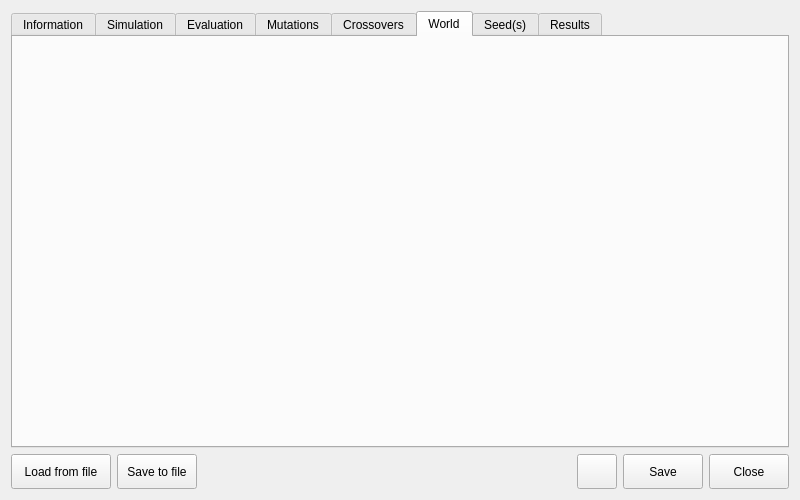
Above: src/genelab/core/ui/widgets/experiments/experimentspropertiescontroller.ui from GeneCraft/GeneCraft-Project before the change. Below: the same form after it.
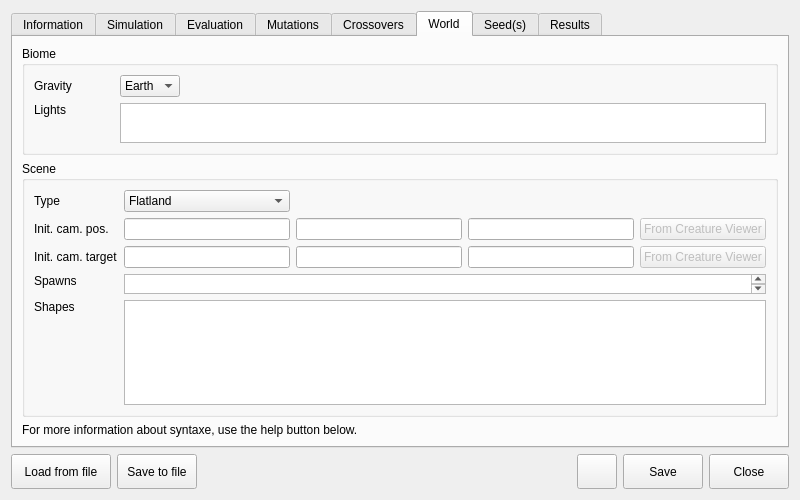
That is the form after the change. The open tabs and pages were chosen to show the change. Icons and pictures are not drawn.

Patch:
```diff
--- a/src/genelab/core/ui/widgets/experiments/experimentspropertiescontroller.ui
+++ b/src/genelab/core/ui/widgets/experiments/experimentspropertiescontroller.ui
@@ -401,6 +401,244 @@
       <attribute name="title">
        <string>World</string>
       </attribute>
+      <layout class="QGridLayout" name="gridLayout_12">
+       <item row="4" column="0">
+        <widget class="QLabel" name="label_9">
+         <property name="text">
+          <string>For more information about syntaxe, use the help button below.</string>
+         </property>
+        </widget>
+       </item>
+       <item row="0" column="0">
+        <widget class="QGroupBox" name="groupBox_5">
+         <property name="title">
+          <string>Biome</string>
+         </property>
+         <layout class="QGridLayout" name="gridLayout_10">
+          <item row="1" column="0">
+           <widget class="QLabel" name="label_23">
+            <property name="text">
+             <string>Lights</string>
+            </property>
+            <property name="alignment">
+             <set>Qt::AlignLeading|Qt::AlignLeft|Qt::AlignTop</set>
+            </property>
+           </widget>
+          </item>
+          <item row="1" column="1" colspan="2">
+           <widget class="QTextEdit" name="teLights">
+            <property name="maximumSize">
+             <size>
+              <width>16777215</width>
+              <height>40</height>
+             </size>
+            </property>
+            <property name="whatsThis">
+             <string>&lt;!DOCTYPE HTML PUBLIC &quot;-//W3C//DTD HTML 4.0//EN&quot; &quot;http://www.w3.org/TR/REC-html40/strict.dtd&quot;&gt;
+&lt;html&gt;&lt;head&gt;&lt;meta name=&quot;qrichtext&quot; content=&quot;1&quot; /&gt;&lt;style type=&quot;text/css&quot;&gt;
+p, li { white-space: pre-wrap; }
+&lt;/style&gt;&lt;/head&gt;&lt;body style=&quot; font-family:'MS Shell Dlg 2'; font-size:8.25pt; font-weight:400; font-style:normal;&quot;&gt;
+&lt;p style=&quot; margin-top:0px; margin-bottom:0px; margin-left:0px; margin-right:0px; -qt-block-indent:0; text-indent:0px;&quot;&gt;&lt;span style=&quot; font-weight:600;&quot;&gt;Soon...&lt;/span&gt;&lt;/p&gt;&lt;/body&gt;&lt;/html&gt;</string>
+            </property>
+           </widget>
+          </item>
+          <item row="0" column="1">
+           <widget class="QComboBox" name="cbGravity">
+            <item>
+             <property name="text">
+              <string>Earth</string>
+             </property>
+            </item>
+            <item>
+             <property name="text">
+              <string>Moon</string>
+             </property>
+            </item>
+            <item>
+             <property name="text">
+              <string>Mars</string>
+             </property>
+            </item>
+           </widget>
+          </item>
+          <item row="0" column="0">
+           <widget class="QLabel" name="label_12">
+            <property name="minimumSize">
+             <size>
+              <width>80</width>
+              <height>0</height>
+             </size>
+            </property>
+            <property name="text">
+             <string>Gravity</string>
+            </property>
+           </widget>
+          </item>
+          <item row="0" column="2">
+           <spacer name="horizontalSpacer_2">
+            <property name="orientation">
+             <enum>Qt::Horizontal</enum>
+            </property>
+            <property name="sizeHint" stdset="0">
+             <size>
+              <width>40</width>
+              <height>20</height>
+             </size>
+            </property>
+           </spacer>
+          </item>
+         </layout>
+        </widget>
+       </item>
+       <item row="3" column="0">
+        <widget class="QGroupBox" name="groupBox_9">
+         <property name="title">
+          <string>Scene</string>
+         </property>
+         <layout class="QGridLayout" name="gridLayout_14">
+          <item row="3" column="1" colspan="4">
+           <widget class="QTextEdit" name="teSpawns">
+            <property name="maximumSize">
+             <size>
+              <width>16777215</width>
+              <height>20</height>
+             </size>
+            </property>
+            <property name="whatsThis">
+             <string>&lt;!DOCTYPE HTML PUBLIC &quot;-//W3C//DTD HTML 4.0//EN&quot; &quot;http://www.w3.org/TR/REC-html40/strict.dtd&quot;&gt;
+&lt;html&gt;&lt;head&gt;&lt;meta name=&quot;qrichtext&quot; content=&quot;1&quot; /&gt;&lt;style type=&quot;text/css&quot;&gt;
+p, li { white-space: pre-wrap; }
+&lt;/style&gt;&lt;/head&gt;&lt;body style=&quot; font-family:'MS Shell Dlg 2'; font-size:8.25pt; font-weight:400; font-style:normal;&quot;&gt;
+&lt;p style=&quot; margin-top:0px; margin-bottom:0px; margin-left:0px; margin-right:0px; -qt-block-indent:0; text-indent:0px;&quot;&gt;&lt;span style=&quot; font-weight:600;&quot;&gt;Soon...&lt;/span&gt;&lt;/p&gt;&lt;/body&gt;&lt;/html&gt;</string>
+            </property>
+           </widget>
+          </item>
+          <item row="3" column="0">
+           <widget class="QLabel" name="label_22">
+            <property name="text">
+             <string>Spawns</string>
+            </property>
+            <property name="alignment">
+             <set>Qt::AlignLeading|Qt::AlignLeft|Qt::AlignTop</set>
+            </property>
+           </widget>
+          </item>
+          <item row="4" column="1" rowspan="2" colspan="4">
+           <widget class="QTextEdit" name="teStaticShapes">
+            <property name="whatsThis">
+             <string>&lt;!DOCTYPE HTML PUBLIC &quot;-//W3C//DTD HTML 4.0//EN&quot; &quot;http://www.w3.org/TR/REC-html40/strict.dtd&quot;&gt;
+&lt;html&gt;&lt;head&gt;&lt;meta name=&quot;qrichtext&quot; content=&quot;1&quot; /&gt;&lt;style type=&quot;text/css&quot;&gt;
+p, li { white-space: pre-wrap; }
+&lt;/style&gt;&lt;/head&gt;&lt;body style=&quot; font-family:'MS Shell Dlg 2'; font-size:8.25pt; font-weight:400; font-style:normal;&quot;&gt;
+&lt;p style=&quot; margin-top:0px; margin-bottom:0px; margin-left:0px; margin-right:0px; -qt-block-indent:0; text-indent:0px;&quot;&gt;&lt;span style=&quot; font-weight:600;&quot;&gt;Soon...&lt;/span&gt;&lt;/p&gt;&lt;/body&gt;&lt;/html&gt;</string>
+            </property>
+           </widget>
+          </item>
+          <item row="4" column="0" rowspan="2">
+           <widget class="QLabel" name="label_15">
+            <property name="text">
+             <string>Shapes</string>
+            </property>
+            <property name="alignment">
+             <set>Qt::AlignLeading|Qt::AlignLeft|Qt::AlignTop</set>
+            </property>
+           </widget>
+          </item>
+          <item row="1" column="0">
+           <widget class="QLabel" name="label_10">
+            <property name="minimumSize">
+             <size>
+              <width>80</width>
+              <height>0</height>
+             </size>
+            </property>
+            <property name="text">
+             <string>Init. cam. pos.</string>
+            </property>
+           </widget>
+          </item>
+          <item row="2" column="0">
+           <widget class="QLabel" name="label_11">
+            <property name="text">
+             <string>Init. cam. target</string>
+            </property>
+           </widget>
+          </item>
+          <item row="1" column="1">
+           <widget class="QLineEdit" name="leCamPosX"/>
+          </item>
+          <item row="2" column="1">
+           <widget class="QLineEdit" name="leCamTargetX"/>
+          </item>
+          <item row="1" column="2">
+           <widget class="QLineEdit" name="leCamPosY"/>
+          </item>
+          <item row="2" column="2">
+           <widget class="QLineEdit" name="leCamTargetY"/>
+          </item>
+          <item row="1" column="3">
+           <widget class="QLineEdit" name="leCamPosZ"/>
+          </item>
+          <item row="2" column="3">
+           <widget class="QLineEdit" name="leCamTargetZ"/>
+          </item>
+          <item row="0" column="0">
+           <widget class="QLabel" name="label_13">
+            <property name="text">
+             <string>Type</string>
+            </property>
+           </widget>
+          </item>
+          <item row="0" column="1">
+           <widget class="QComboBox" name="cbFlat">
+            <property name="whatsThis">
+             <string>&lt;!DOCTYPE HTML PUBLIC &quot;-//W3C//DTD HTML 4.0//EN&quot; &quot;http://www.w3.org/TR/REC-html40/strict.dtd&quot;&gt;
+&lt;html&gt;&lt;head&gt;&lt;meta name=&quot;qrichtext&quot; content=&quot;1&quot; /&gt;&lt;style type=&quot;text/css&quot;&gt;
+p, li { white-space: pre-wrap; }
+&lt;/style&gt;&lt;/head&gt;&lt;body style=&quot; font-family:'MS Shell Dlg 2'; font-size:8.25pt; font-weight:400; font-style:normal;&quot;&gt;
+&lt;p style=&quot; margin-top:0px; margin-bottom:0px; margin-left:0px; margin-right:0px; -qt-block-indent:0; text-indent:0px;&quot;&gt;&lt;span style=&quot; font-weight:600;&quot;&gt;Soon...&lt;/span&gt;&lt;/p&gt;&lt;/body&gt;&lt;/html&gt;</string>
+            </property>
+            <item>
+             <property name="text">
+              <string>Flatland</string>
+             </property>
+            </item>
+            <item>
+             <property name="text">
+              <string>RandomsRuins</string>
+             </property>
+            </item>
+            <item>
+             <property name="text">
+              <string>RandomSquaresLevel</string>
+             </property>
+            </item>
+           </widget>
+          </item>
+          <item row="1" column="4">
+           <widget class="QPushButton" name="pushButton">
+            <property name="enabled">
+             <bool>false</bool>
+            </property>
+            <property name="text">
+             <string>From Creature Viewer</string>
+            </property>
+           </widget>
+          </item>
+          <item row="2" column="4">
+           <widget class="QPushButton" name="pushButton_2">
+            <property name="enabled">
+             <bool>false</bool>
+            </property>
+            <property name="text">
+             <string>From Creature Viewer</string>
+            </property>
+           </widget>
+          </item>
+         </layout>
+        </widget>
+       </item>
+      </layout>
      </widget>
      <widget class="QWidget" name="tab_7">
       <attribute name="icon">
```
Left out of the diff: 4 changed lines with no effect on the pictures.
